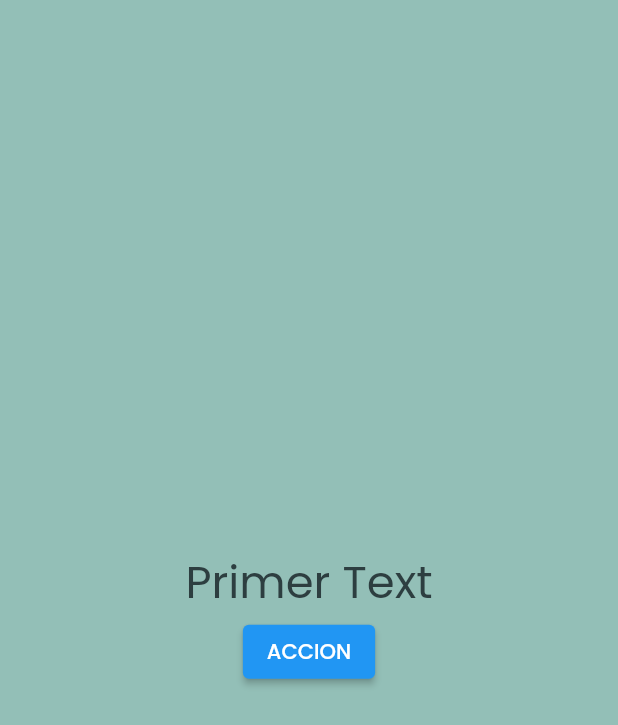
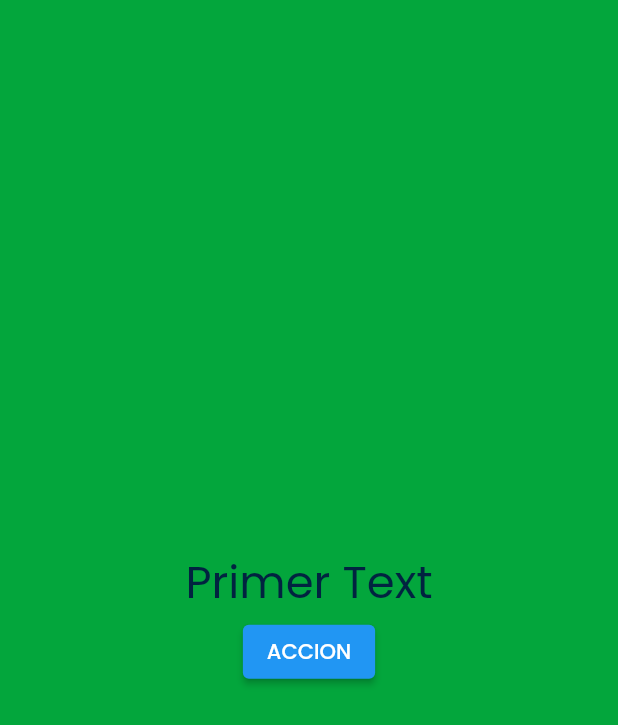
Before and after one commit to XFernando43/Flutter_EDTeam, a Flutter app: the screen it shows after launch, after a tap on "ACCION", on a phone screen of 412 x 824 dp. Shown: the top 725 px of the screen. Run offline on Flutter 3.47's test engine with Material 2 defaults, Android fonts, the phone set to English and light mode, and no system bars; our stand-ins replace google_fonts, shared_preferences.

Commit message:
add preference to controller

```diff
--- a/lib/main.dart
+++ b/lib/main.dart
@@ -2,9 +2,11 @@
 import 'package:flutter/material.dart';
 import 'package:google_fonts/google_fonts.dart';
 import 'package:proyecto_edteam/src/core/constants/data.dart';
+import 'package:proyecto_edteam/src/core/controllers/theme_controller.dart';
 import 'package:proyecto_edteam/src/ui/pages/home_page.dart';
 
-void main(){
+void main() async{
+  await ThemeController.instance.initTheme();
   runApp(MyApp());
 }
 
--- a/lib/src/core/controllers/theme_controller.dart
+++ b/lib/src/core/controllers/theme_controller.dart
@@ -1,4 +1,5 @@
 import 'package:flutter/material.dart';
+import 'package:proyecto_edteam/src/core/services/preference_service.dart';
 import 'package:proyecto_edteam/src/ui/configure.dart';
 
 class ThemeController{
@@ -26,7 +27,13 @@ class ThemeController{
   Color background ()=>
   brightnessValue?Configure.AUXILIAR:Configure.TERCERY_DARK;
 
-  void ChangeTheme(){
+  void ChangeTheme() async{
     brightness.value = !brightness.value;
+    await PreferenceService.instace.setBool("tema", brightness.value);
+  }
+
+
+  Future<void> initTheme() async{
+    brightness.value = await PreferenceService.instace.getBool("tema");
   }
 }
```
